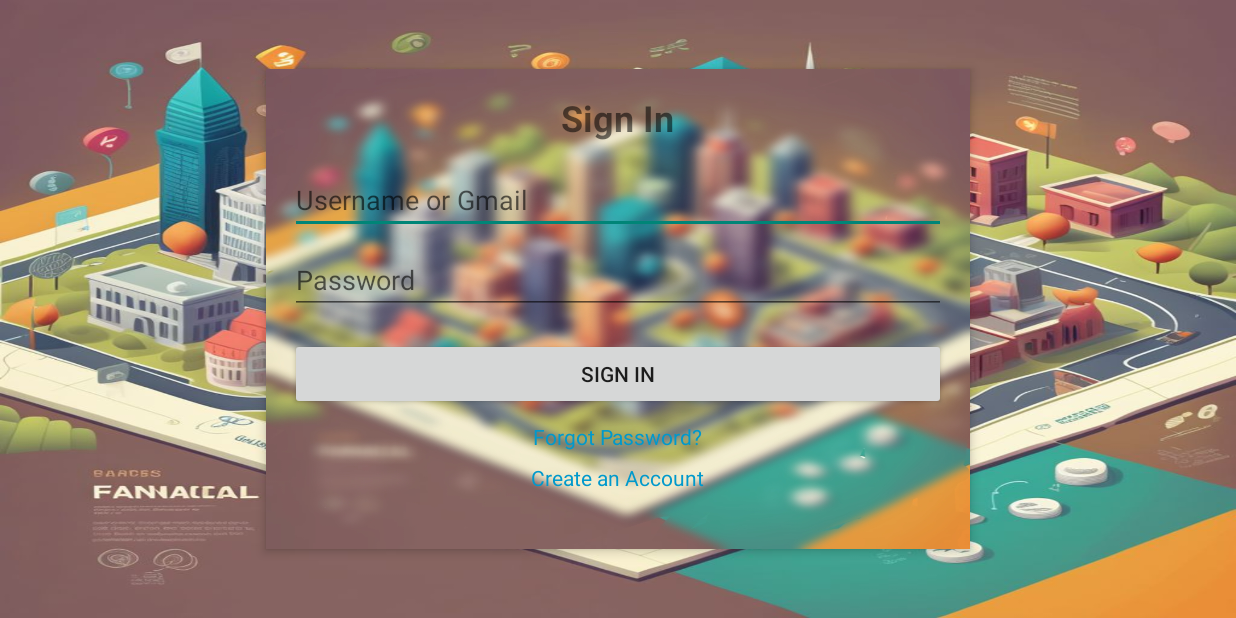
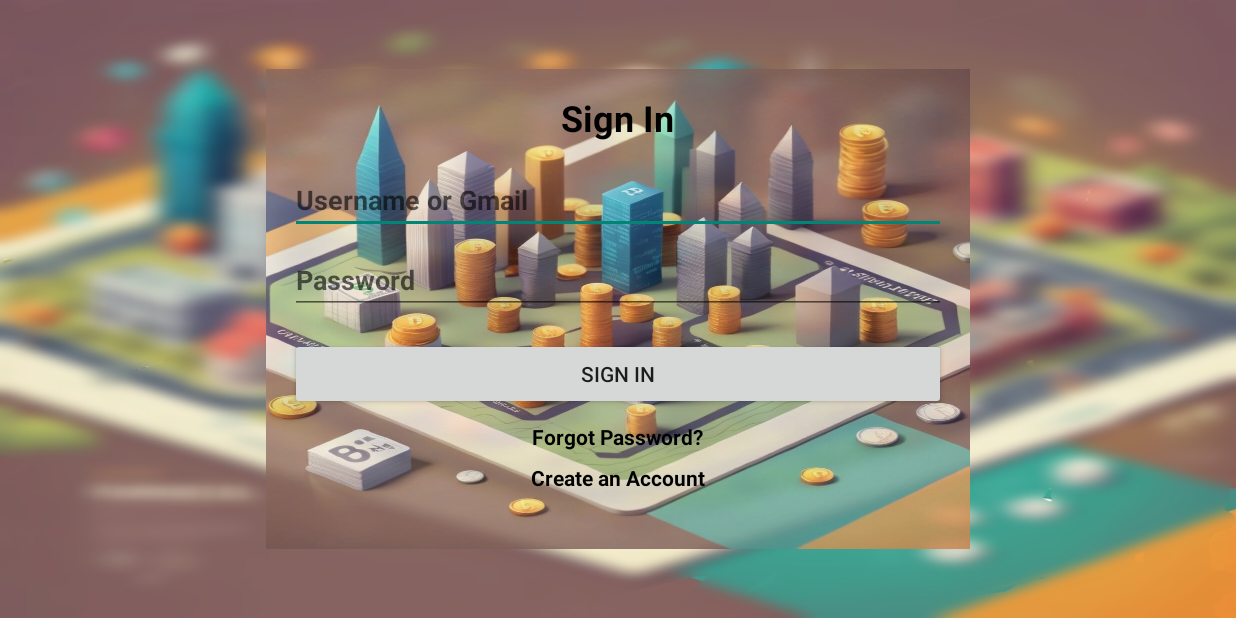
Before and after one commit to karthikprasads/EazilyDone_Internship, an Android app: the screen it shows after launch (SigninActivity), on a phone screen of 824 x 412 dp (held sideways). Run offline under Robolectric (Android 15) with nearby library versions, the phone set to English and light mode, and no system bars.

Commit message:
Changed Login design

```diff
--- a/app/src/main/res/layout/signin.xml
+++ b/app/src/main/res/layout/signin.xml
@@ -2,7 +2,7 @@
 <RelativeLayout xmlns:android="http://schemas.android.com/apk/res/android"
     android:layout_width="match_parent"
     android:layout_height="match_parent"
-    android:background="@drawable/ui2"
+    android:background="@drawable/ui4"
     android:padding="16dp">
 
     <!-- Sign In Card -->
@@ -11,7 +11,7 @@
         android:layout_width="469dp"
         android:layout_height="320dp"
         android:layout_centerInParent="true"
-        android:background="@drawable/ui4"
+        android:background="@drawable/ui4e"
         android:elevation="4dp"
         android:orientation="vertical"
         android:padding="16dp"
@@ -23,7 +23,8 @@
             android:layout_gravity="center"
             android:text="Sign In"
             android:textSize="24sp"
-            android:textStyle="bold" />
+            android:textStyle="bold"
+            android:textColor="@color/full_dark_black"/>
 
         <EditText
             android:id="@+id/username"
@@ -32,7 +33,10 @@
             android:layout_height="wrap_content"
             android:layout_marginTop="16dp"
             android:hint="Username or Gmail"
-            android:inputType="textEmailAddress" />
+            android:inputType="textEmailAddress"
+
+            android:textStyle="bold"
+            android:textColor="@color/full_dark_black"/>
 
         <EditText
             android:id="@+id/password"
@@ -40,7 +44,9 @@
             android:layout_height="wrap_content"
             android:layout_marginTop="8dp"
             android:hint="Password"
-            android:inputType="textPassword" />
+            android:inputType="textPassword"
+            android:textStyle="bold"
+            android:textColor="@color/full_dark_black"/>
 
         <Button
             android:id="@+id/signInButton"
@@ -58,7 +64,8 @@
             android:clickable="true"
             android:focusable="true"
             android:text="Forgot Password?"
-            android:textColor="@android:color/holo_blue_dark" />
+            android:textStyle="bold"
+            android:textColor="@color/full_dark_black" />
 
         <TextView
             android:id="@+id/createAccount"
@@ -69,7 +76,8 @@
             android:clickable="true"
             android:focusable="true"
             android:text="Create an Account"
-            android:textColor="@android:color/holo_blue_dark" />
+            android:textStyle="bold"
+            android:textColor="@color/full_dark_black" />
 
     </LinearLayout>
 
--- a/app/src/main/res/values/colors.xml
+++ b/app/src/main/res/values/colors.xml
@@ -9,5 +9,5 @@
     <color name="whitebordclor">#d2cfc0</color>
     <color name="transparent">#00000000</color>
     <color name="selected_option_color">#CCCCCC</color>
-
+    <color name="full_dark_black">#000000</color>
 </resources>
```
Also changed, not shown: app/src/main/res/drawable/blur.png (added), app/src/main/res/drawable/rightview.png, app/src/main/res/drawable/ui4e.png (added), app/src/main/res/drawable/ui4ex.jpeg (added).
